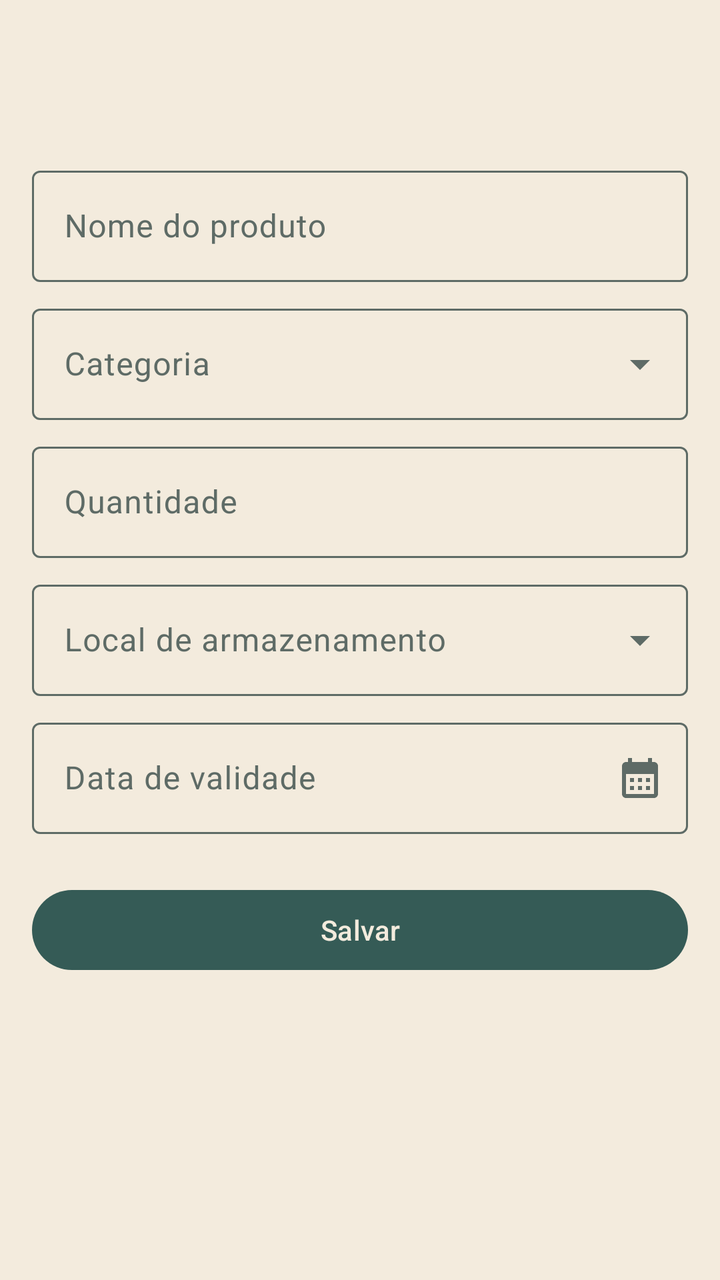
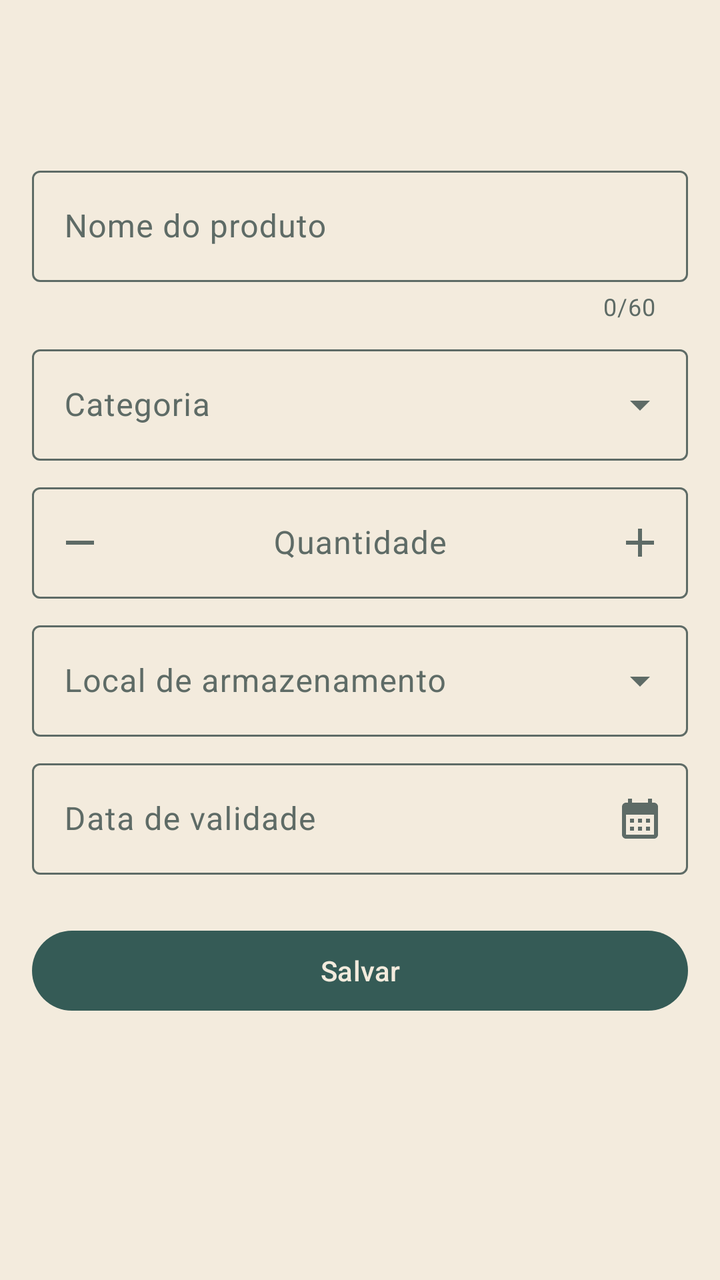

Compare the two renders of this Android layout. The source of the first and the diff that turns it into the second are given below.
<!-- AndroidManifest.xml: application theme Theme.DespensaAlerta -->
<!-- res/layout/activity_formulario_item.xml -->
<?xml version="1.0" encoding="utf-8"?>
<LinearLayout xmlns:android="http://schemas.android.com/apk/res/android"
    xmlns:app="http://schemas.android.com/apk/res-auto"
    android:layout_width="match_parent"
    android:layout_height="match_parent"
    android:background="?android:attr/colorBackground"
    android:orientation="vertical">

    <com.google.android.material.appbar.MaterialToolbar
        android:id="@+id/toolbar"
        android:layout_width="match_parent"
        android:layout_height="?attr/actionBarSize" />

    <ScrollView
        android:layout_width="match_parent"
        android:layout_height="match_parent">

        <LinearLayout
            android:layout_width="match_parent"
            android:layout_height="wrap_content"
            android:orientation="vertical"
            android:padding="16dp">

            <com.google.android.material.textfield.TextInputLayout
                android:id="@+id/layout_nome"
                style="@style/Widget.Material3.TextInputLayout.OutlinedBox"
                android:layout_width="match_parent"
                android:layout_height="wrap_content"
                android:hint="@string/campo_nome">

                <com.google.android.material.textfield.TextInputEditText
                    android:id="@+id/campo_nome"
                    android:layout_width="match_parent"
                    android:layout_height="wrap_content"
                    android:inputType="textCapSentences"
                    android:maxLines="1" />
            </com.google.android.material.textfield.TextInputLayout>

            <com.google.android.material.textfield.TextInputLayout
                android:id="@+id/layout_categoria"
                style="@style/Widget.Material3.TextInputLayout.OutlinedBox.ExposedDropdownMenu"
                android:layout_width="match_parent"
                android:layout_height="wrap_content"
                android:layout_marginTop="8dp"
                android:hint="@string/campo_categoria">

                <com.google.android.material.textfield.MaterialAutoCompleteTextView
                    android:id="@+id/campo_categoria"
                    android:layout_width="match_parent"
                    android:layout_height="wrap_content"
                    android:inputType="none"
                    app:simpleItems="@array/categorias" />
            </com.google.android.material.textfield.TextInputLayout>

            <com.google.android.material.textfield.TextInputLayout
                android:id="@+id/layout_quantidade"
                style="@style/Widget.Material3.TextInputLayout.OutlinedBox"
                android:layout_width="match_parent"
                android:layout_height="wrap_content"
                android:layout_marginTop="8dp"
                android:hint="@string/campo_quantidade">

                <com.google.android.material.textfield.TextInputEditText
                    android:id="@+id/campo_quantidade"
                    android:layout_width="match_parent"
                    android:layout_height="wrap_content"
                    android:inputType="number"
                    android:maxLength="4" />
            </com.google.android.material.textfield.TextInputLayout>

            <com.google.android.material.textfield.TextInputLayout
                android:id="@+id/layout_local"
                style="@style/Widget.Material3.TextInputLayout.OutlinedBox.ExposedDropdownMenu"
                android:layout_width="match_parent"
                android:layout_height="wrap_content"
                android:layout_marginTop="8dp"
                android:hint="@string/campo_local">

                <com.google.android.material.textfield.MaterialAutoCompleteTextView
                    android:id="@+id/campo_local"
                    android:layout_width="match_parent"
                    android:layout_height="wrap_content"
                    android:inputType="none"
                    app:simpleItems="@array/locais" />
            </com.google.android.material.textfield.TextInputLayout>

            <com.google.android.material.textfield.TextInputLayout
                android:id="@+id/layout_validade"
                style="@style/Widget.Material3.TextInputLayout.OutlinedBox"
                android:layout_width="match_parent"
                android:layout_height="wrap_content"
                android:layout_marginTop="8dp"
                android:hint="@string/campo_validade"
                app:endIconDrawable="@drawable/ic_calendario"
                app:endIconMode="custom">

                <com.google.android.material.textfield.TextInputEditText
                    android:id="@+id/campo_validade"
                    android:layout_width="match_parent"
                    android:layout_height="wrap_content"
                    android:cursorVisible="false"
                    android:focusable="false"
                    android:inputType="none" />
            </com.google.android.material.textfield.TextInputLayout>

            <com.google.android.material.button.MaterialButton
                android:id="@+id/botao_salvar"
                android:layout_width="match_parent"
                android:layout_height="wrap_content"
                android:layout_marginTop="24dp"
                android:text="@string/acao_salvar" />
        </LinearLayout>
    </ScrollView>
</LinearLayout>
<!-- resources referenced by this layout -->
<resources>
  <string-array name="categorias">
          <item>Laticínios</item>
          <item>Carnes</item>
          <item>Grãos</item>
          <item>Padaria</item>
          <item>Frutas e verduras</item>
          <item>Bebidas</item>
          <item>Enlatados</item>
          <item>Limpeza</item>
          <item>Higiene</item>
          <item>Outros</item>
      </string-array>
  <string-array name="locais">
          <item>Armário</item>
          <item>Geladeira</item>
          <item>Freezer</item>
          <item>Área de serviço</item>
          <item>Banheiro</item>
          <item>Outro</item>
      </string-array>
  <string name="acao_salvar">Salvar</string>
  <string name="campo_categoria">Categoria</string>
  <string name="campo_local">Local de armazenamento</string>
  <string name="campo_nome">Nome do produto</string>
  <string name="campo_quantidade">Quantidade</string>
  <string name="campo_validade">Data de validade</string>
  <style name="Theme.DespensaAlerta" parent="Base.Theme.DespensaAlerta" />
  <color name="deep_juniper">#355B56</color>
  <color name="cream_linen">#F3EBDD</color>
  <color name="mint_sorbet">#B8D8C4</color>
  <color name="juniper_escuro">#1F3A36</color>
  <color name="caramel_clay">#A86F46</color>
  <color name="caramel_suave">#EBD7C4</color>
  <color name="caramel_escuro">#5A3620</color>
  <color name="texto_principal">#26322F</color>
  <color name="linen_claro">#FBF7F0</color>
  <color name="texto_secundario">#5E6B66</color>
  <color name="linen_container">#EDE3D1</color>
  <color name="linen_borda">#E2D6C2</color>
  <style name="ShapeAppearance.DespensaAlerta.Pequena" parent="ShapeAppearance.Material3.Corner.Small">
          <item name="cornerSize">12dp</item>
      </style>
  <style name="ShapeAppearance.DespensaAlerta.Media" parent="ShapeAppearance.Material3.Corner.Medium">
          <item name="cornerSize">20dp</item>
      </style>
  <style name="ShapeAppearance.DespensaAlerta.Grande" parent="ShapeAppearance.Material3.Corner.Large">
          <item name="cornerSize">28dp</item>
      </style>
  <style name="Widget.DespensaAlerta.BottomNavigation" parent="Widget.Material3.BottomNavigationView">
          <item name="backgroundTint">@color/linen_container</item>
          <item name="itemActiveIndicatorStyle">@style/Widget.DespensaAlerta.IndicadorAtivo</item>
      </style>
  <style name="Widget.DespensaAlerta.ExtendedFab" parent="Widget.Material3.ExtendedFloatingActionButton.Icon.Primary">
          <item name="backgroundTint">@color/caramel_clay</item>
          <item name="android:textColor">@color/cream_linen</item>
          <item name="iconTint">@color/cream_linen</item>
      </style>
  <style name="TextAppearance.DespensaAlerta.TituloBarra" parent="TextAppearance.Material3.TitleLarge">
          <item name="android:textStyle">bold</item>
      </style>
  <style name="Widget.DespensaAlerta.IndicadorAtivo" parent="Widget.Material3.BottomNavigationView.ActiveIndicator">
          <item name="android:color">@color/mint_sorbet</item>
      </style>
  <!-- unchanged entries left out for length: 4 -->
</resources>

<!-- the commit's change to res/layout/activity_formulario_item.xml (unified diff, before → after) -->
@@ -26,13 +26,16 @@
                 style="@style/Widget.Material3.TextInputLayout.OutlinedBox"
                 android:layout_width="match_parent"
                 android:layout_height="wrap_content"
-                android:hint="@string/campo_nome">
+                android:hint="@string/campo_nome"
+                app:counterEnabled="true"
+                app:counterMaxLength="60">
 
                 <com.google.android.material.textfield.TextInputEditText
                     android:id="@+id/campo_nome"
                     android:layout_width="match_parent"
                     android:layout_height="wrap_content"
                     android:inputType="textCapSentences"
+                    android:maxLength="60"
                     android:maxLines="1" />
             </com.google.android.material.textfield.TextInputLayout>
 
@@ -58,14 +61,20 @@
                 android:layout_width="match_parent"
                 android:layout_height="wrap_content"
                 android:layout_marginTop="8dp"
-                android:hint="@string/campo_quantidade">
+                android:hint="@string/campo_quantidade"
+                app:endIconContentDescription="@string/acao_aumentar"
+                app:endIconDrawable="@drawable/ic_adicionar"
+                app:endIconMode="custom"
+                app:startIconContentDescription="@string/acao_diminuir"
+                app:startIconDrawable="@drawable/ic_remover">
 
                 <com.google.android.material.textfield.TextInputEditText
                     android:id="@+id/campo_quantidade"
                     android:layout_width="match_parent"
                     android:layout_height="wrap_content"
+                    android:gravity="center"
                     android:inputType="number"
-                    android:maxLength="4" />
+                    android:maxLength="3" />
             </com.google.android.material.textfield.TextInputLayout>
 
             <com.google.android.material.textfield.TextInputLayout
<!-- resource entries referenced after the edit -->
@@ -20,6 +20,30 @@
           <item>Banheiro</item>
           <item>Outro</item>
       </string-array>
+  <!-- drawable ic_adicionar (drawable) -->
+  <vector xmlns:android="http://schemas.android.com/apk/res/android"
+      android:width="24dp"
+      android:height="24dp"
+      android:tint="?attr/colorControlNormal"
+      android:viewportWidth="24"
+      android:viewportHeight="24">
+      <path
+          android:fillColor="@android:color/white"
+          android:pathData="M19,13h-6v6h-2v-6H5v-2h6V5h2v6h6v2z" />
+  </vector>
+  <!-- drawable ic_remover (drawable) -->
+  <vector xmlns:android="http://schemas.android.com/apk/res/android"
+      android:width="24dp"
+      android:height="24dp"
+      android:tint="?attr/colorControlNormal"
+      android:viewportWidth="24"
+      android:viewportHeight="24">
+      <path
+          android:fillColor="@android:color/white"
+          android:pathData="M19,13H5v-2h14v2z" />
+  </vector>
+  <string name="acao_aumentar">Aumentar quantidade</string>
+  <string name="acao_diminuir">Diminuir quantidade</string>
   <string name="acao_salvar">Salvar</string>
   <string name="campo_categoria">Categoria</string>
   <string name="campo_local">Local de armazenamento</string>
